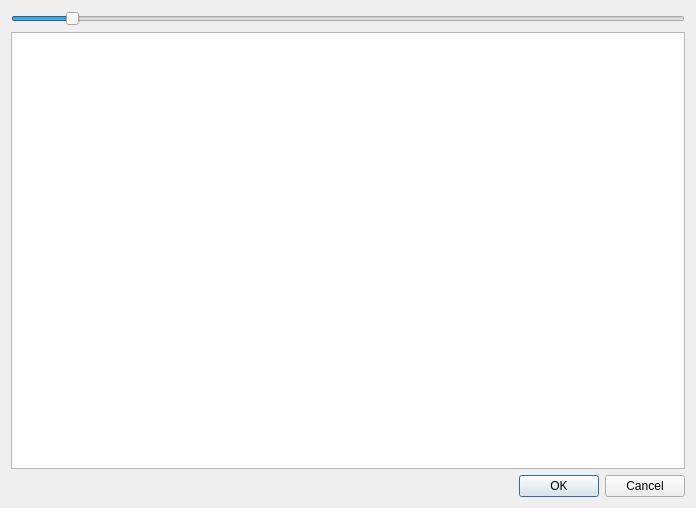
First picture: the form in AssetPreviewDialog.ui, repository sim82/Assetbrowser, before the edit.
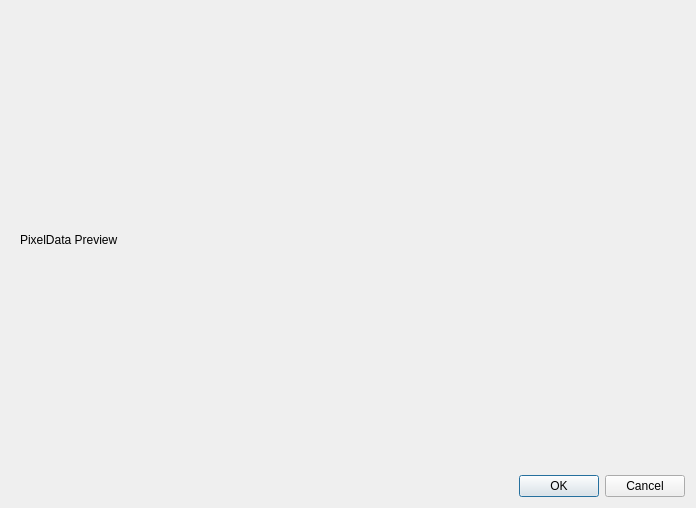
Second picture: the form after the edit.

Commit message: testing qt quick scenegraph for mesh asset preview

The edit to the form file:
```diff
--- a/AssetPreviewDialog.ui
+++ b/AssetPreviewDialog.ui
@@ -15,24 +15,18 @@
   </property>
   <layout class="QVBoxLayout" name="verticalLayout">
    <item>
-    <widget class="QSlider" name="horizontalSlider">
-     <property name="minimum">
-      <number>20</number>
-     </property>
-     <property name="maximum">
-      <number>1000</number>
-     </property>
-     <property name="value">
-      <number>100</number>
-     </property>
-     <property name="orientation">
-      <enum>Qt::Horizontal</enum>
-     </property>
+    <widget class="QWidget" name="widget" native="true">
+     <layout class="QVBoxLayout" name="verticalLayout_2">
+      <item>
+       <widget class="QLabel" name="label">
+        <property name="text">
+         <string>PixelData Preview</string>
+        </property>
+       </widget>
+      </item>
+     </layout>
     </widget>
    </item>
-   <item>
-    <widget class="QGraphicsView" name="graphicsView"/>
-   </item>
    <item>
     <widget class="QDialogButtonBox" name="buttonBox">
      <property name="orientation">
```
The commit also changes 15 other files.
